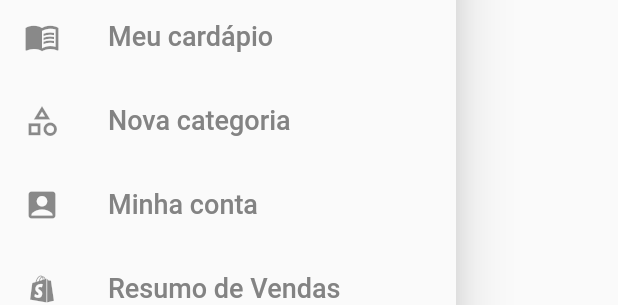
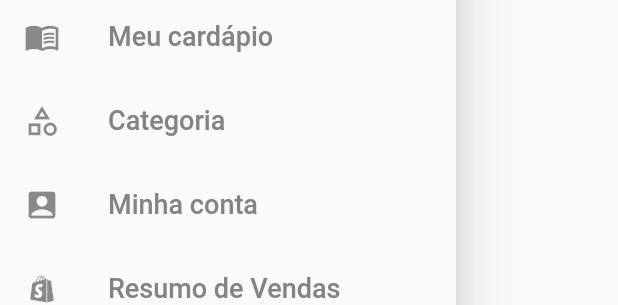
Before and after one commit to Reactweb23/e_pedidos, a Flutter app: the CustomDrawer widget shown alone on an empty page, opened directly, on a phone screen of 412 x 824 dp. Shown: the part 595-900 px from the top of the screen. Run offline on Flutter 3.47's test engine with Material 2 defaults, Android fonts, the phone set to English and light mode, and no system bars; our stand-ins replace flutter_svg.

```diff
--- a/lib/my_app.dart
+++ b/lib/my_app.dart
@@ -1,3 +1,4 @@
+import 'package:e_pedidos_front/pages/category_page.dart';
 import 'package:e_pedidos_front/pages/emphasis_page.dart';
 import 'package:e_pedidos_front/pages/home_page.dart';
 import 'package:e_pedidos_front/pages/login_page.dart';
@@ -28,6 +29,7 @@ class MyApp extends StatelessWidget {
         '/emphasis' : (context) => const EmphasisPage(),
         '/newproduct' : (context) => const NewProductPage(),
         '/menu' : (context) => const MyMenuPage(),
+        '/category' : (context) => const CategoryPage(),
       }
     );
   }
--- a/lib/shared/widgets/custom_drawer.dart
+++ b/lib/shared/widgets/custom_drawer.dart
@@ -90,10 +90,13 @@ class _CustomDrawerState extends State<CustomDrawer> {
                 fontSize: 18,
                 color: Color.fromRGBO(131, 131, 131, 1)),
           )),
-      const ListTile(
-          leading: Icon(Icons.category_outlined),
-          title: Text(
-            "Nova categoria",
+      ListTile(
+          onTap: () {
+            Navigator.of(context).pushNamed('/category');
+          },
+          leading: const Icon(Icons.category_outlined),
+          title: const Text(
+            "Categoria",
             style: TextStyle(
                 fontWeight: FontWeight.w500,
                 fontSize: 18,
```
Also changed, not shown: lib/pages/category_page.dart (added, +20 -0 lines).
